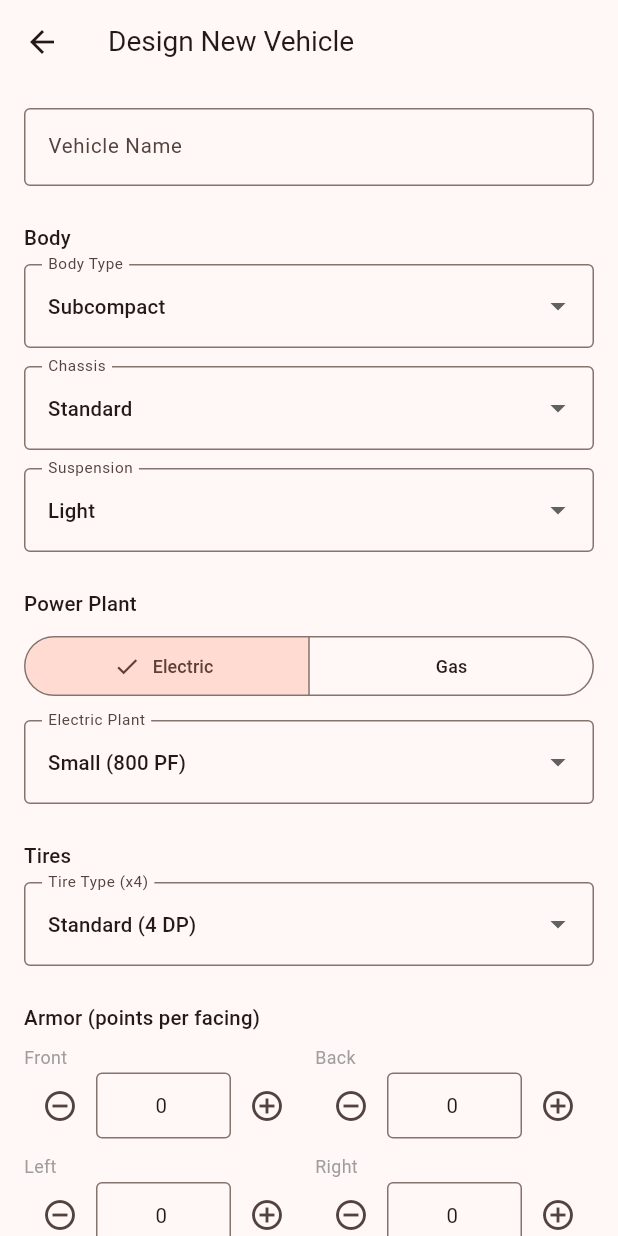
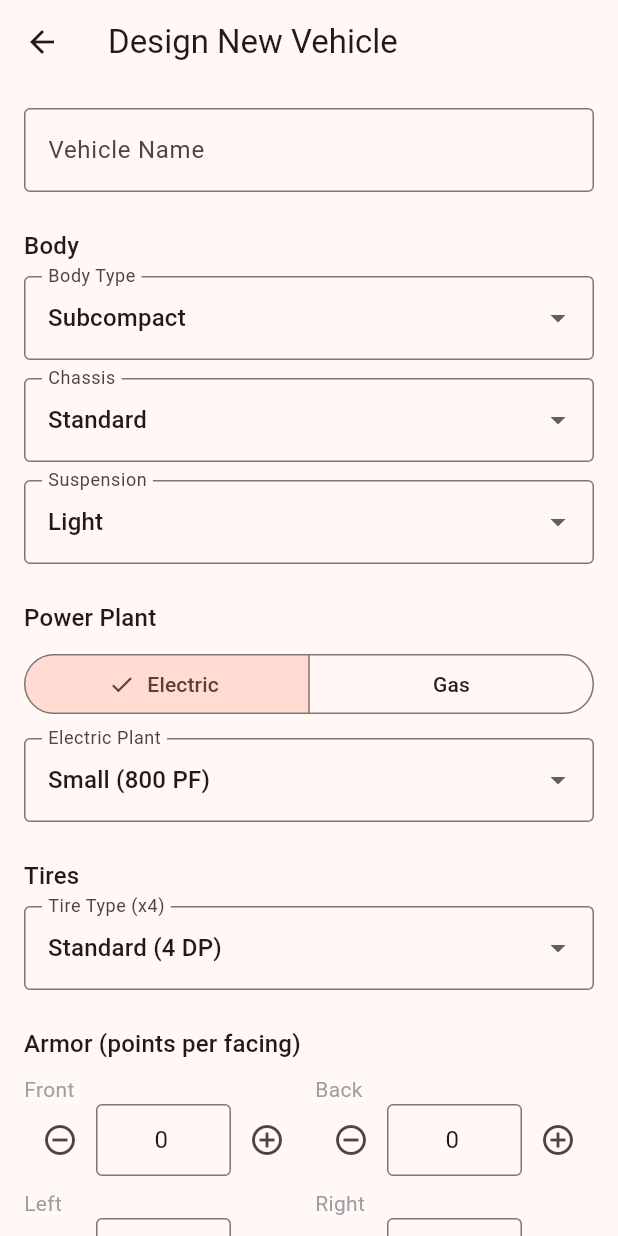
Before and after one commit to heusserm/car-wars-vehicle-designer, a Flutter app: the screen it shows after launch, after a tap on "Design New Vehicle", on a phone screen of 412 x 824 dp. Run offline on Flutter 3.47's test engine with Material 3 defaults, Android fonts, the phone set to English and light mode, and no system bars; our stand-ins replace shared_preferences.

Commit message:
Accessibility labels, honour Dynamic Type, real Android icon
The text scaler was clamped to maxScaleFactor 0.85, which shrank text for
everyone and meant enlarging text in iOS Settings did nothing at all. Raise the
cap to 1.3 so Dynamic Type works while still bounding the dense stat rows.

Label the eight icon-only buttons. The three delete buttons announced as a bare
"button" with no hint that they destroy a saved design, and the six armour
facings rendered identical +/- pairs that a screen reader could not tell apart;
each now names its facing. Also give the armour fields a semantics label.

Replace the Android launcher icon, which was still the stock Flutter logo, with
the same top-down vehicle used on iOS.

Co-Authored-By: Claude Opus 5 (1M context) <noreply@anthropic.com>

```diff
--- a/lib/main.dart
+++ b/lib/main.dart
@@ -21,8 +21,12 @@ class CarWarsVehicleDesignerApp extends StatelessWidget {
       builder: (context, child) {
         final mediaQuery = MediaQuery.of(context);
         return MediaQuery(
+          // Cap runaway text sizes so the dense stat rows still fit, but leave
+          // headroom above 1.0 so Dynamic Type actually does something. A cap
+          // below 1.0 would shrink text for everyone and ignore the user's
+          // accessibility setting entirely.
           data: mediaQuery.copyWith(
-            textScaler: mediaQuery.textScaler.clamp(maxScaleFactor: 0.85),
+            textScaler: mediaQuery.textScaler.clamp(maxScaleFactor: 1.3),
           ),
           child: child!,
         );
--- a/lib/screens/design_vehicle_screen.dart
+++ b/lib/screens/design_vehicle_screen.dart
@@ -424,6 +424,7 @@ class _MountedWeaponRow extends StatelessWidget {
                       children: [
                         const Text('Ammo:'),
                         IconButton(
+                          tooltip: 'Remove ammo from ${weapon.name}',
                           icon: const Icon(Icons.remove_circle_outline),
                           onPressed: () {
                             mounted.ammoRounds = (mounted.ammoRounds - weapon.ammoPerBox).clamp(0, 1 << 30);
@@ -432,6 +433,7 @@ class _MountedWeaponRow extends StatelessWidget {
                         ),
                         Text('${mounted.ammoRounds} rounds'),
                         IconButton(
+                          tooltip: 'Add ammo to ${weapon.name}',
                           icon: const Icon(Icons.add_circle_outline),
                           onPressed: () {
                             mounted.ammoRounds += weapon.ammoPerBox;
@@ -446,6 +448,7 @@ class _MountedWeaponRow extends StatelessWidget {
             ),
           ),
           IconButton(
+            tooltip: 'Remove ${weapon.name}',
             icon: const Icon(Icons.delete_outline),
             onPressed: onRemove,
           ),
@@ -488,6 +491,7 @@ class _AccessoryRow extends StatelessWidget {
             ),
           ),
           IconButton(
+            tooltip: 'Remove ${accessory.name}',
             icon: const Icon(Icons.delete_outline),
             onPressed: onRemove,
           ),
@@ -542,6 +546,9 @@ class _ArmorGrid extends StatelessWidget {
         Row(
           children: [
             IconButton(
+              // All six facings render an identical +/- pair, so name the
+              // facing here or a screen reader announces six identical buttons.
+              tooltip: 'Decrease $label armor',
               icon: const Icon(Icons.remove_circle_outline),
               onPressed: () {
                 onSet((value - 1).clamp(0, 1 << 30));
@@ -549,6 +556,8 @@ class _ArmorGrid extends StatelessWidget {
               },
             ),
             Expanded(
+              child: Semantics(
+                label: '$label armor points',
                 child: TextFormField(
                   key: ValueKey('$label-$value'),
                   initialValue: value.toString(),
@@ -561,7 +570,9 @@ class _ArmorGrid extends StatelessWidget {
                   },
                 ),
               ),
+            ),
             IconButton(
+              tooltip: 'Increase $label armor',
               icon: const Icon(Icons.add_circle_outline),
               onPressed: () {
                 onSet(value + 1);
--- a/lib/screens/vehicle_detail_screen.dart
+++ b/lib/screens/vehicle_detail_screen.dart
@@ -22,6 +22,7 @@ class VehicleDetailScreen extends StatelessWidget {
         title: Text(vehicle.name),
         actions: [
           IconButton(
+            tooltip: 'Delete ${vehicle.name}',
             icon: const Icon(Icons.delete_outline),
             onPressed: () async {
               final deleted = await confirmDeleteVehicle(context, vehicle);
--- a/lib/screens/vehicle_list_screen.dart
+++ b/lib/screens/vehicle_list_screen.dart
@@ -41,6 +41,7 @@ class _VehicleListScreenState extends State<VehicleListScreen> {
                 title: Text(vehicle.name),
                 subtitle: Text('${vehicle.chassisType} ${vehicle.bodyType}'),
                 trailing: IconButton(
+                  tooltip: 'Delete ${vehicle.name}',
                   icon: const Icon(Icons.delete_outline),
                   onPressed: () => _confirmDelete(vehicle),
                 ),
```
Also changed, not shown: 5 other files. Lines whose indentation alone changed are shown as unchanged.
